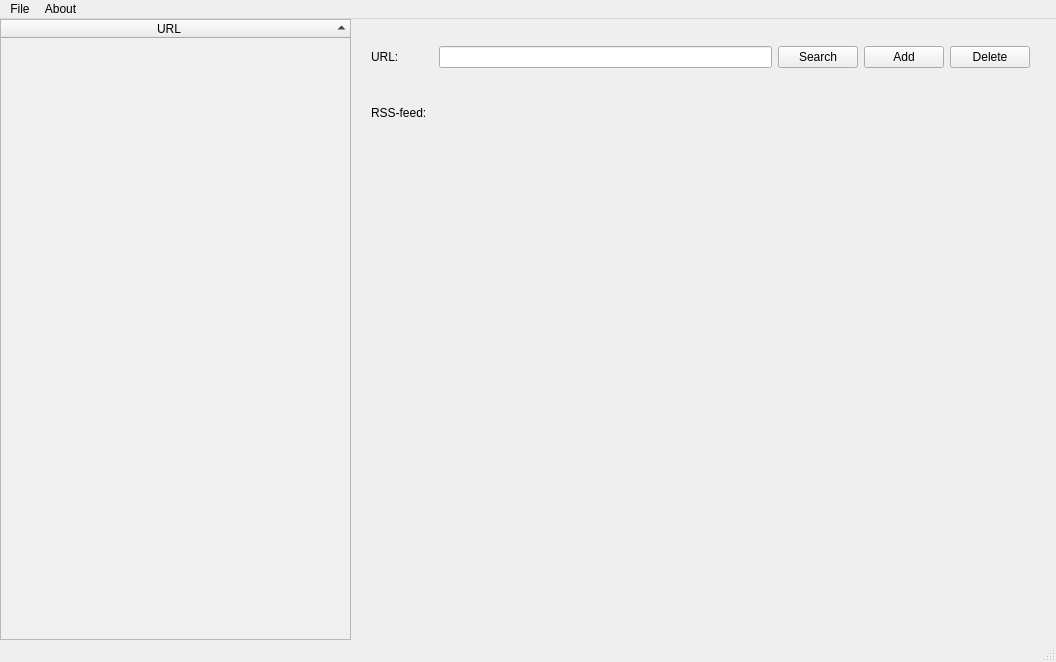
The window that mainwindow.ui (henriwi/rssreader) describes before a commit, drawn with Qt 5.
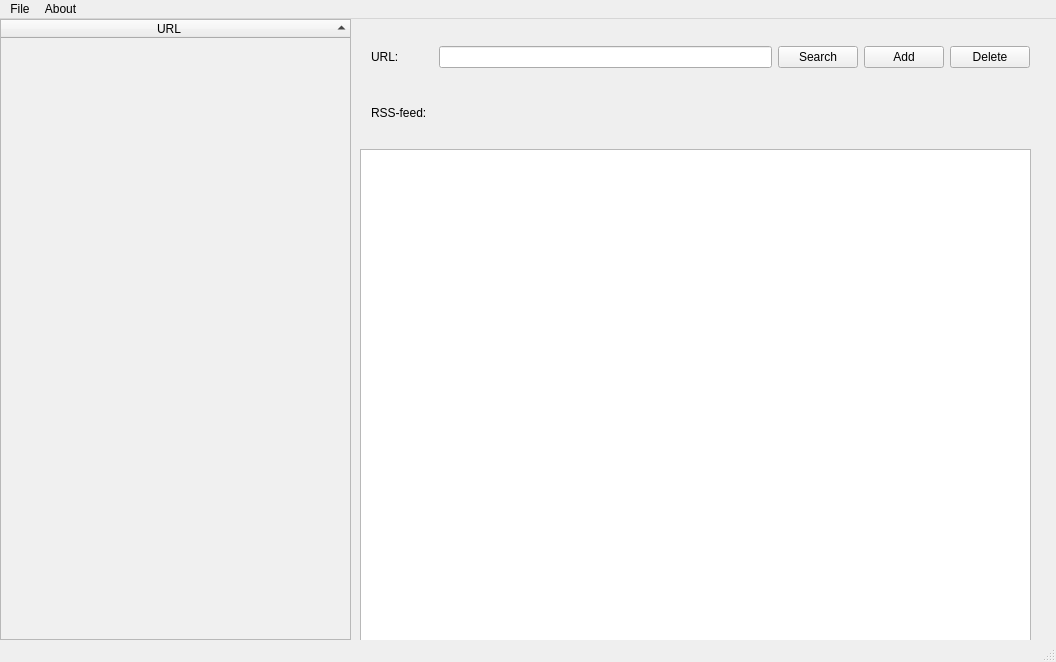
The same window after the commit.

```diff
--- a/mainwindow.ui
+++ b/mainwindow.ui
@@ -181,6 +181,16 @@
      </property>
     </column>
    </widget>
+   <widget class="QTextEdit" name="rssEdit">
+    <property name="geometry">
+     <rect>
+      <x>360</x>
+      <y>130</y>
+      <width>671</width>
+      <height>501</height>
+     </rect>
+    </property>
+   </widget>
   </widget>
   <widget class="QMenuBar" name="menuBar">
    <property name="geometry">
```
